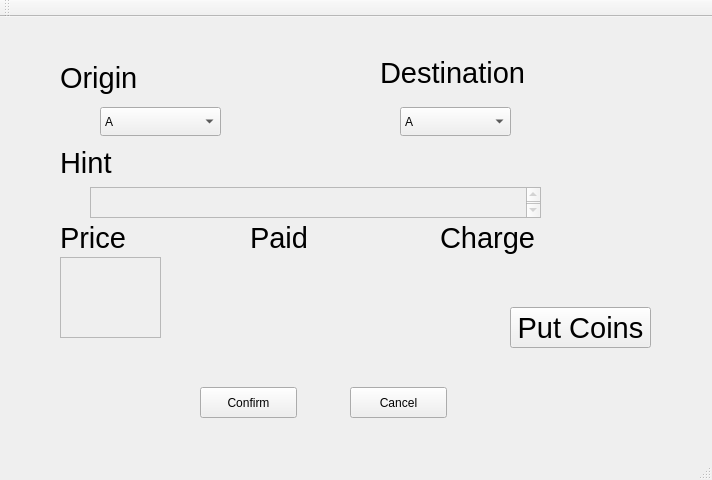
First picture: the form in TicketSystem/Client/TicketClient/mainwindow.ui, repository CFWLoader/Toys, before the edit.
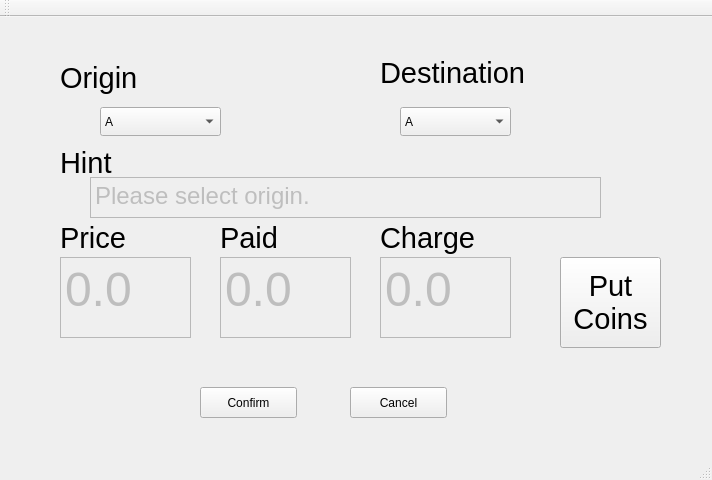
Second picture: the form after the edit.

```diff
--- a/TicketSystem/Client/TicketClient/mainwindow.ui
+++ b/TicketSystem/Client/TicketClient/mainwindow.ui
@@ -106,10 +106,10 @@
    <widget class="QPushButton" name="putCoinsButton">
     <property name="geometry">
      <rect>
-      <x>510</x>
-      <y>290</y>
-      <width>141</width>
-      <height>41</height>
+      <x>560</x>
+      <y>240</y>
+      <width>101</width>
+      <height>91</height>
      </rect>
     </property>
     <property name="font">
@@ -118,7 +118,8 @@
      </font>
     </property>
     <property name="text">
-     <string>Put Coins</string>
+     <string>Put
+Coins</string>
     </property>
    </widget>
    <widget class="QLabel" name="hintLabel">
@@ -160,7 +161,7 @@
    <widget class="QLabel" name="paidLabel">
     <property name="geometry">
      <rect>
-      <x>250</x>
+      <x>220</x>
       <y>200</y>
       <width>61</width>
       <height>41</height>
@@ -178,7 +179,7 @@
    <widget class="QLabel" name="chargeLabel">
     <property name="geometry">
      <rect>
-      <x>440</x>
+      <x>380</x>
       <y>200</y>
       <width>101</width>
       <height>41</height>
@@ -219,24 +220,6 @@
      <string>Cancel</string>
     </property>
    </widget>
-   <widget class="QTextBrowser" name="hintTextBrowser">
-    <property name="enabled">
-     <bool>false</bool>
-    </property>
-    <property name="geometry">
-     <rect>
-      <x>90</x>
-      <y>170</y>
-      <width>451</width>
-      <height>31</height>
-     </rect>
-    </property>
-    <property name="font">
-     <font>
-      <pointsize>16</pointsize>
-     </font>
-    </property>
-   </widget>
    <widget class="QTextEdit" name="priceTextEdit">
     <property name="enabled">
      <bool>false</bool>
@@ -245,7 +228,7 @@
      <rect>
       <x>60</x>
       <y>240</y>
-      <width>101</width>
+      <width>131</width>
       <height>81</height>
      </rect>
     </property>
@@ -253,6 +236,91 @@
      <font>
       <pointsize>36</pointsize>
      </font>
+    </property>
+    <property name="html">
+     <string>&lt;!DOCTYPE HTML PUBLIC &quot;-//W3C//DTD HTML 4.0//EN&quot; &quot;http://www.w3.org/TR/REC-html40/strict.dtd&quot;&gt;
+&lt;html&gt;&lt;head&gt;&lt;meta name=&quot;qrichtext&quot; content=&quot;1&quot; /&gt;&lt;style type=&quot;text/css&quot;&gt;
+p, li { white-space: pre-wrap; }
+&lt;/style&gt;&lt;/head&gt;&lt;body style=&quot; font-family:'Cantarell'; font-size:36pt; font-weight:400; font-style:normal;&quot;&gt;
+&lt;p style=&quot; margin-top:0px; margin-bottom:0px; margin-left:0px; margin-right:0px; -qt-block-indent:0; text-indent:0px;&quot;&gt;0.0&lt;/p&gt;&lt;/body&gt;&lt;/html&gt;</string>
+    </property>
+   </widget>
+   <widget class="QTextEdit" name="hintTextEdit">
+    <property name="enabled">
+     <bool>false</bool>
+    </property>
+    <property name="geometry">
+     <rect>
+      <x>90</x>
+      <y>160</y>
+      <width>511</width>
+      <height>41</height>
+     </rect>
+    </property>
+    <property name="font">
+     <font>
+      <pointsize>18</pointsize>
+     </font>
+    </property>
+    <property name="acceptDrops">
+     <bool>true</bool>
+    </property>
+    <property name="html">
+     <string>&lt;!DOCTYPE HTML PUBLIC &quot;-//W3C//DTD HTML 4.0//EN&quot; &quot;http://www.w3.org/TR/REC-html40/strict.dtd&quot;&gt;
+&lt;html&gt;&lt;head&gt;&lt;meta name=&quot;qrichtext&quot; content=&quot;1&quot; /&gt;&lt;style type=&quot;text/css&quot;&gt;
+p, li { white-space: pre-wrap; }
+&lt;/style&gt;&lt;/head&gt;&lt;body style=&quot; font-family:'Cantarell'; font-size:18pt; font-weight:400; font-style:normal;&quot;&gt;
+&lt;p style=&quot; margin-top:0px; margin-bottom:0px; margin-left:0px; margin-right:0px; -qt-block-indent:0; text-indent:0px;&quot;&gt;Please select origin.&lt;/p&gt;&lt;/body&gt;&lt;/html&gt;</string>
+    </property>
+   </widget>
+   <widget class="QTextEdit" name="paidTextEdit">
+    <property name="enabled">
+     <bool>false</bool>
+    </property>
+    <property name="geometry">
+     <rect>
+      <x>220</x>
+      <y>240</y>
+      <width>131</width>
+      <height>81</height>
+     </rect>
+    </property>
+    <property name="font">
+     <font>
+      <pointsize>36</pointsize>
+     </font>
+    </property>
+    <property name="html">
+     <string>&lt;!DOCTYPE HTML PUBLIC &quot;-//W3C//DTD HTML 4.0//EN&quot; &quot;http://www.w3.org/TR/REC-html40/strict.dtd&quot;&gt;
+&lt;html&gt;&lt;head&gt;&lt;meta name=&quot;qrichtext&quot; content=&quot;1&quot; /&gt;&lt;style type=&quot;text/css&quot;&gt;
+p, li { white-space: pre-wrap; }
+&lt;/style&gt;&lt;/head&gt;&lt;body style=&quot; font-family:'Cantarell'; font-size:36pt; font-weight:400; font-style:normal;&quot;&gt;
+&lt;p style=&quot; margin-top:0px; margin-bottom:0px; margin-left:0px; margin-right:0px; -qt-block-indent:0; text-indent:0px;&quot;&gt;0.0&lt;/p&gt;&lt;/body&gt;&lt;/html&gt;</string>
+    </property>
+   </widget>
+   <widget class="QTextEdit" name="chargeTextEdit">
+    <property name="enabled">
+     <bool>false</bool>
+    </property>
+    <property name="geometry">
+     <rect>
+      <x>380</x>
+      <y>240</y>
+      <width>131</width>
+      <height>81</height>
+     </rect>
+    </property>
+    <property name="font">
+     <font>
+      <pointsize>36</pointsize>
+     </font>
+    </property>
+    <property name="html">
+     <string>&lt;!DOCTYPE HTML PUBLIC &quot;-//W3C//DTD HTML 4.0//EN&quot; &quot;http://www.w3.org/TR/REC-html40/strict.dtd&quot;&gt;
+&lt;html&gt;&lt;head&gt;&lt;meta name=&quot;qrichtext&quot; content=&quot;1&quot; /&gt;&lt;style type=&quot;text/css&quot;&gt;
+p, li { white-space: pre-wrap; }
+&lt;/style&gt;&lt;/head&gt;&lt;body style=&quot; font-family:'Cantarell'; font-size:36pt; font-weight:400; font-style:normal;&quot;&gt;
+&lt;p style=&quot; margin-top:0px; margin-bottom:0px; margin-left:0px; margin-right:0px; -qt-block-indent:0; text-indent:0px;&quot;&gt;0.0&lt;/p&gt;&lt;/body&gt;&lt;/html&gt;</string>
     </property>
    </widget>
   </widget>
```
Left out of the diff: 230 changed lines with no effect on the pictures.
